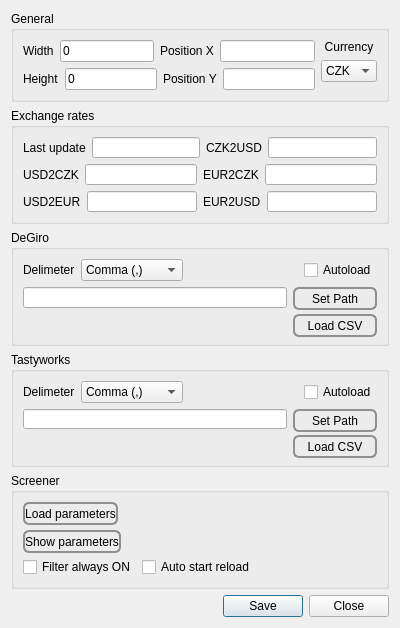
The window that settingsform.ui (ado130/SPM) describes before a commit, drawn with Qt 5.
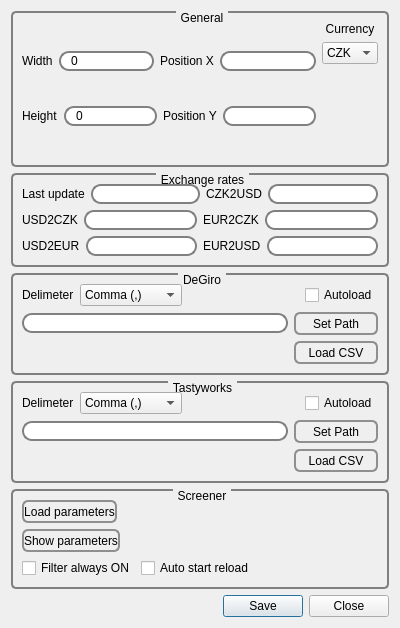
The same window after the commit.

```diff
--- a/settingsform.ui
+++ b/settingsform.ui
@@ -22,6 +22,21 @@
   <layout class="QVBoxLayout" name="verticalLayout_11">
    <item>
     <widget class="QGroupBox" name="gbGeneral">
+     <property name="styleSheet">
+      <string notr="true">QGroupBox {
+    background-color: qlineargradient(x1: 0, y1: 0, x2: 0, y2: 1,
+                                      stop: 0 #E0E0E0, stop: 1 #FFFFFF);
+    border: 2px solid gray;
+    border-radius: 5px;
+    margin-top: 1ex; /* leave space at the top for the title */
+}
+
+QGroupBox::title {
+    subcontrol-origin: margin;
+    subcontrol-position: top center; /* position at the top center */
+    padding: 0 3px;
+}</string>
+     </property>
      <property name="title">
       <string>General</string>
      </property>
@@ -45,6 +60,14 @@
           </item>
           <item>
            <widget class="QLineEdit" name="leWidth">
+            <property name="styleSheet">
+             <string notr="true">QLineEdit {
+    border: 2px solid gray;
+    border-radius: 10px;
+    padding: 0 8px;
+    selection-background-color: darkgray;
+}</string>
+            </property>
             <property name="text">
              <string>0</string>
             </property>
@@ -58,7 +81,16 @@
            </widget>
           </item>
           <item>
-           <widget class="QLineEdit" name="lePosX"/>
+           <widget class="QLineEdit" name="lePosX">
+            <property name="styleSheet">
+             <string notr="true">QLineEdit {
+    border: 2px solid gray;
+    border-radius: 10px;
+    padding: 0 8px;
+    selection-background-color: darkgray;
+}</string>
+            </property>
+           </widget>
           </item>
          </layout>
         </item>
@@ -73,6 +105,14 @@
           </item>
           <item>
            <widget class="QLineEdit" name="leHeight">
+            <property name="styleSheet">
+             <string notr="true">QLineEdit {
+    border: 2px solid gray;
+    border-radius: 10px;
+    padding: 0 8px;
+    selection-background-color: darkgray;
+}</string>
+            </property>
             <property name="text">
              <string>0</string>
             </property>
@@ -86,7 +126,16 @@
            </widget>
           </item>
           <item>
-           <widget class="QLineEdit" name="lePosY"/>
+           <widget class="QLineEdit" name="lePosY">
+            <property name="styleSheet">
+             <string notr="true">QLineEdit {
+    border: 2px solid gray;
+    border-radius: 10px;
+    padding: 0 8px;
+    selection-background-color: darkgray;
+}</string>
+            </property>
+           </widget>
           </item>
          </layout>
         </item>
@@ -149,6 +198,21 @@
        <height>0</height>
       </size>
      </property>
+     <property name="styleSheet">
+      <string notr="true">QGroupBox {
+    background-color: qlineargradient(x1: 0, y1: 0, x2: 0, y2: 1,
+                                      stop: 0 #E0E0E0, stop: 1 #FFFFFF);
+    border: 2px solid gray;
+    border-radius: 5px;
+    margin-top: 1ex; /* leave space at the top for the title */
+}
+
+QGroupBox::title {
+    subcontrol-origin: margin;
+    subcontrol-position: top center; /* position at the top center */
+    padding: 0 3px;
+}</string>
+     </property>
      <property name="title">
       <string>Exchange rates</string>
      </property>
@@ -165,7 +229,16 @@
            </widget>
           </item>
           <item>
-           <widget class="QLineEdit" name="leLastUpdate"/>
+           <widget class="QLineEdit" name="leLastUpdate">
+            <property name="styleSheet">
+             <string notr="true">QLineEdit {
+    border: 2px solid gray;
+    border-radius: 10px;
+    padding: 0 8px;
+    selection-background-color: darkgray;
+}</string>
+            </property>
+           </widget>
           </item>
          </layout>
         </item>
@@ -179,7 +252,16 @@
            </widget>
           </item>
           <item>
-           <widget class="QLineEdit" name="leCZK2USD"/>
+           <widget class="QLineEdit" name="leCZK2USD">
+            <property name="styleSheet">
+             <string notr="true">QLineEdit {
+    border: 2px solid gray;
+    border-radius: 10px;
+    padding: 0 8px;
+    selection-background-color: darkgray;
+}</string>
+            </property>
+           </widget>
           </item>
          </layout>
         </item>
@@ -197,7 +279,16 @@
            </widget>
           </item>
           <item>
-           <widget class="QLineEdit" name="leUSD2CZK"/>
+           <widget class="QLineEdit" name="leUSD2CZK">
+            <property name="styleSheet">
+             <string notr="true">QLineEdit {
+    border: 2px solid gray;
+    border-radius: 10px;
+    padding: 0 8px;
+    selection-background-color: darkgray;
+}</string>
+            </property>
+           </widget>
           </item>
          </layout>
         </item>
@@ -211,7 +302,16 @@
            </widget>
           </item>
           <item>
-           <widget class="QLineEdit" name="leEUR2CZK"/>
+           <widget class="QLineEdit" name="leEUR2CZK">
+            <property name="styleSheet">
+             <string notr="true">QLineEdit {
+    border: 2px solid gray;
+    border-radius: 10px;
+    padding: 0 8px;
+    selection-background-color: darkgray;
+}</string>
+            </property>
+           </widget>
           </item>
          </layout>
         </item>
@@ -229,7 +329,16 @@
            </widget>
           </item>
           <item>
-           <widget class="QLineEdit" name="leUSD2EUR"/>
+           <widget class="QLineEdit" name="leUSD2EUR">
+            <property name="styleSheet">
+             <string notr="true">QLineEdit {
+    border: 2px solid gray;
+    border-radius: 10px;
+    padding: 0 8px;
+    selection-background-color: darkgray;
+}</string>
+            </property>
+           </widget>
           </item>
          </layout>
         </item>
@@ -243,7 +352,16 @@
            </widget>
           </item>
           <item>
-           <widget class="QLineEdit" name="leEUR2USD"/>
+           <widget class="QLineEdit" name="leEUR2USD">
+            <property name="styleSheet">
+             <string notr="true">QLineEdit {
+    border: 2px solid gray;
+    border-radius: 10px;
+    padding: 0 8px;
+    selection-background-color: darkgray;
+}</string>
+            </property>
+           </widget>
           </item>
          </layout>
         </item>
@@ -254,6 +372,21 @@
    </item>
    <item>
     <widget class="QGroupBox" name="gbDegiro">
+     <property name="styleSheet">
+      <string notr="true">QGroupBox {
+    background-color: qlineargradient(x1: 0, y1: 0, x2: 0, y2: 1,
+                                      stop: 0 #E0E0E0, stop: 1 #FFFFFF);
+    border: 2px solid gray;
+    border-radius: 5px;
+    margin-top: 1ex; /* leave space at the top for the title */
+}
+
+QGroupBox::title {
+    subcontrol-origin: margin;
+    subcontrol-position: top center; /* position at the top center */
+    padding: 0 3px;
+}</string>
+     </property>
      <property name="title">
       <string>DeGiro</string>
      </property>
@@ -301,6 +434,9 @@
         </item>
         <item>
          <widget class="QCheckBox" name="cbDegiroAutoLoad">
+          <property name="styleSheet">
+           <string notr="true"/>
+          </property>
           <property name="text">
            <string>Autoload</string>
           </property>
@@ -313,7 +449,16 @@
         <item>
          <layout class="QHBoxLayout" name="horizontalLayout_4">
           <item>
-           <widget class="QLineEdit" name="leDegiroCSV"/>
+           <widget class="QLineEdit" name="leDegiroCSV">
+            <property name="styleSheet">
+             <string notr="true">QLineEdit {
+    border: 2px solid gray;
+    border-radius: 10px;
+    padding: 0 8px;
+    selection-background-color: darkgray;
+}</string>
+            </property>
+           </widget>
           </item>
           <item>
            <widget class="QPushButton" name="pbDegiroPath">
@@ -401,6 +546,21 @@
    </item>
    <item>
     <widget class="QGroupBox" name="gbDegiro_2">
+     <property name="styleSheet">
+      <string notr="true">QGroupBox {
+    background-color: qlineargradient(x1: 0, y1: 0, x2: 0, y2: 1,
+                                      stop: 0 #E0E0E0, stop: 1 #FFFFFF);
+    border: 2px solid gray;
+    border-radius: 5px;
+    margin-top: 1ex; /* leave space at the top for the title */
+}
+
+QGroupBox::title {
+    subcontrol-origin: margin;
+    subcontrol-position: top center; /* position at the top center */
+    padding: 0 3px;
+}</string>
+     </property>
      <property name="title">
       <string>Tastyworks</string>
      </property>
@@ -460,7 +620,16 @@
         <item>
          <layout class="QHBoxLayout" name="horizontalLayout_23">
           <item>
-           <widget class="QLineEdit" name="leTastyworksCSV"/>
+           <widget class="QLineEdit" name="leTastyworksCSV">
+            <property name="styleSheet">
+             <string notr="true">QLineEdit {
+    border: 2px solid gray;
+    border-radius: 10px;
+    padding: 0 8px;
+    selection-background-color: darkgray;
+}</string>
+            </property>
+           </widget>
           </item>
           <item>
            <widget class="QPushButton" name="pbTastyworksPath">
@@ -548,6 +717,21 @@
    </item>
    <item>
     <widget class="QGroupBox" name="gbScreener">
+     <property name="styleSheet">
+      <string notr="true">QGroupBox {
+    background-color: qlineargradient(x1: 0, y1: 0, x2: 0, y2: 1,
+                                      stop: 0 #E0E0E0, stop: 1 #FFFFFF);
+    border: 2px solid gray;
+    border-radius: 5px;
+    margin-top: 1ex; /* leave space at the top for the title */
+}
+
+QGroupBox::title {
+    subcontrol-origin: margin;
+    subcontrol-position: top center; /* position at the top center */
+    padding: 0 3px;
+}</string>
+     </property>
      <property name="title">
       <string>Screener</string>
      </property>
```
